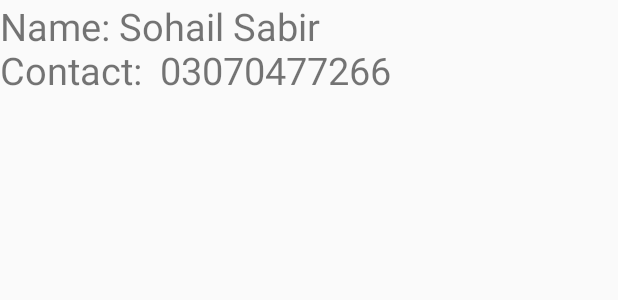
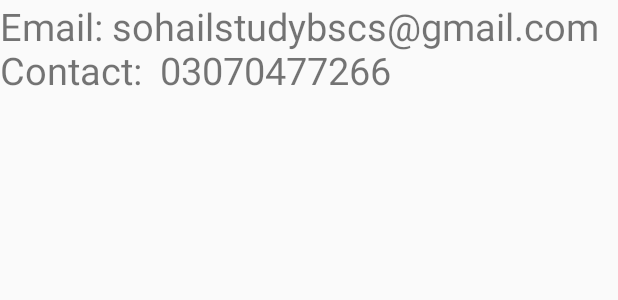
Before and after one commit to Alexa200/buildnext, an Android app: the layout activity_contact_us.xml on its own in the app's theme, with its tools: preview values and no code run, on a phone screen of 412 x 824 dp. Shown: the top 300 px of the screen. Run offline under Robolectric (Android 15) with nearby library versions, the phone set to English and light mode, and no system bars; Roboto replaces fonts that are not available here.

Commit message:
Email added in contact us

```diff
--- a/app/src/main/res/layout/activity_contact_us.xml
+++ b/app/src/main/res/layout/activity_contact_us.xml
@@ -9,7 +9,7 @@
     <TextView
         android:layout_width="match_parent"
         android:layout_height="match_parent"
-        android:text="Name: Sohail Sabir                      Contact:  03070477266"
+        android:text="Email: sohailstudybscs@gmail.com                      Contact:  03070477266"
         android:textSize="25dp"/>
 
 
```
